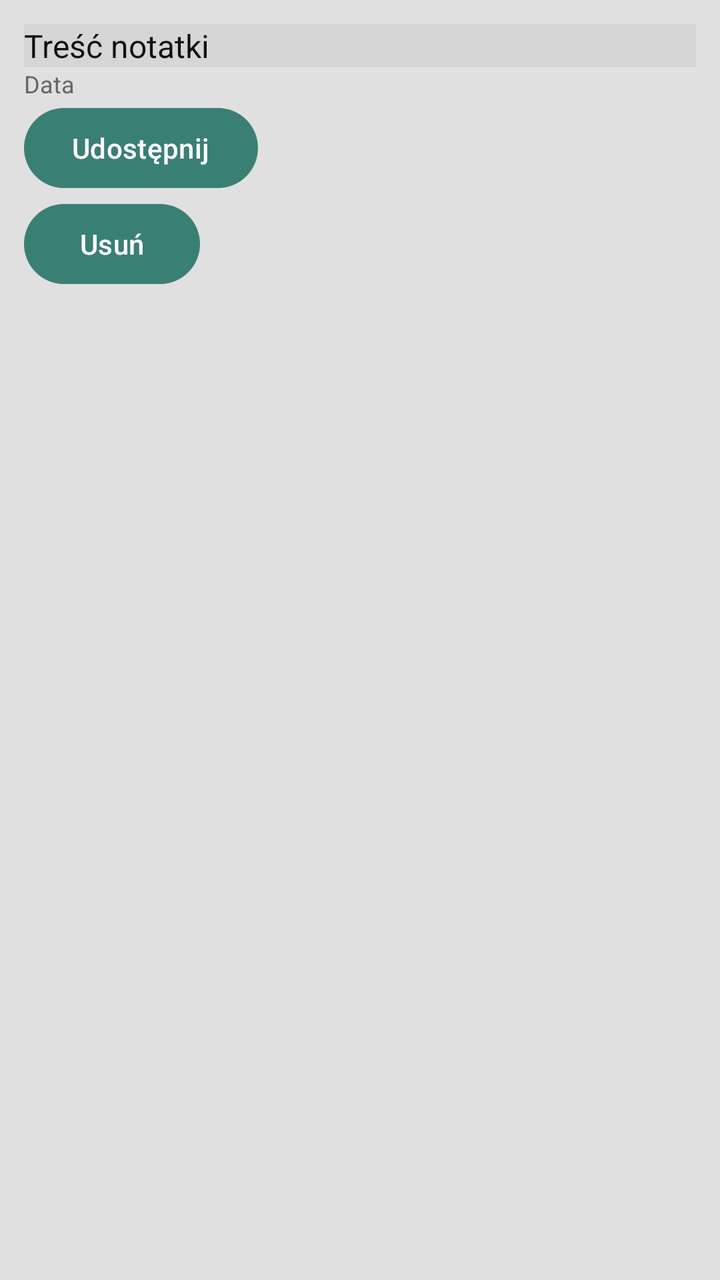
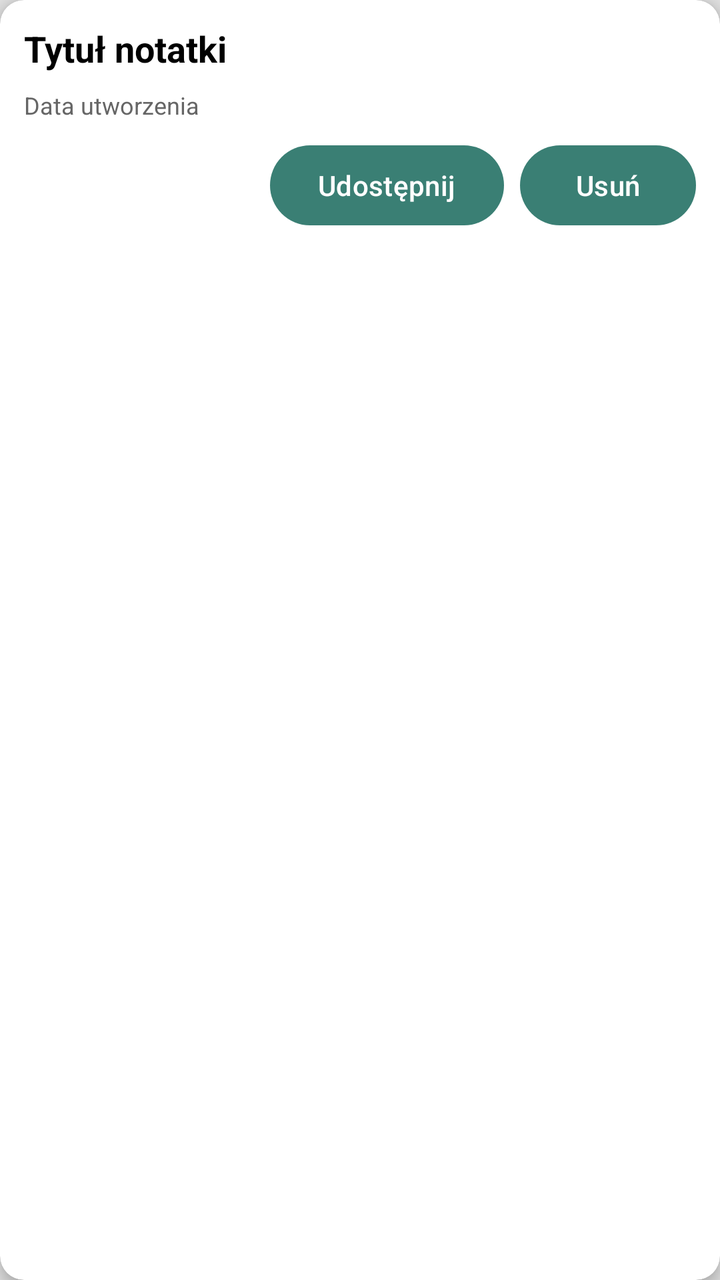

Screens rendered from an Android XML layout before and after an edit, with the pre-edit source and the edit as a unified diff.
<!-- AndroidManifest.xml: application theme Theme.GigaNotatnik -->
<!-- res/layout/item_note.xml -->
<?xml version="1.0" encoding="utf-8"?>
<LinearLayout xmlns:android="http://schemas.android.com/apk/res/android"
    android:layout_width="match_parent"
    android:layout_height="wrap_content"
    android:orientation="vertical"
    android:padding="12dp"
    android:background="?android:attr/selectableItemBackground">

    <TextView
        android:id="@+id/noteContent"
        android:layout_width="match_parent"
        android:layout_height="wrap_content"
        android:text="@string/note_content"
        android:textSize="16sp"
        android:background="?attr/colorSurface"
        android:textColor="?attr/colorOnSurface" />

    <TextView
        android:id="@+id/noteTimestamp"
        android:layout_width="match_parent"
        android:layout_height="wrap_content"
        android:text="@string/note_date"
        android:textSize="12sp"
        android:textColor="#666666" />

    <Button
        android:id="@+id/btnShareNote"
        android:layout_width="wrap_content"
        android:layout_height="wrap_content"
        android:text="@string/share_note" />

    <Button
        android:id="@+id/btnDeleteNote"
        android:layout_width="wrap_content"
        android:layout_height="wrap_content"
        android:text="@string/delete_note" />

</LinearLayout>
<!-- resources referenced by this layout -->
<resources>
  <string name="delete_note">Usuń</string>
  <string name="note_content">Treść notatki</string>
  <string name="note_date">Data</string>
  <string name="share_note">Udostępnij</string>
  <style name="Theme.GigaNotatnik" parent="Theme.Material3.Light.NoActionBar">
          <item name="android:windowBackground">@color/background_light</item>
          <item name="colorPrimary">@color/primary_light</item>
          <item name="colorSecondary">@color/primary_teal_light</item>
          <item name="colorOnPrimary">@color/text_on_button_light</item>
          <item name="colorSurface">@color/surface_light</item>
          <item name="colorOnSurface">@color/text_primary_light</item>
      </style>
  <color name="background_light">#E0E0E0</color>
  <color name="primary_light">#3A7F74</color>
  <color name="primary_teal_light">#2F6F63</color>
  <color name="text_on_button_light">#FFFFFF</color>
  <color name="surface_light">#D6D6D6</color>
  <color name="text_primary_light">#111111</color>
</resources>

<!-- the commit's change to res/layout/item_note.xml (unified diff, before → after) -->
@@ -1,38 +1,59 @@
 <?xml version="1.0" encoding="utf-8"?>
-<LinearLayout xmlns:android="http://schemas.android.com/apk/res/android"
+<androidx.cardview.widget.CardView xmlns:android="http://schemas.android.com/apk/res/android"
+    xmlns:card_view="http://schemas.android.com/apk/res-auto"
     android:layout_width="match_parent"
     android:layout_height="wrap_content"
-    android:orientation="vertical"
-    android:padding="12dp"
-    android:background="?android:attr/selectableItemBackground">
+    android:layout_margin="8dp"
+    card_view:cardCornerRadius="12dp"
+    card_view:cardElevation="4dp"
+    android:clickable="true"
+    android:foreground="?android:attr/selectableItemBackground">
 
-    <TextView
-        android:id="@+id/noteContent"
+    <LinearLayout
         android:layout_width="match_parent"
         android:layout_height="wrap_content"
-        android:text="@string/note_content"
-        android:textSize="16sp"
-        android:background="?attr/colorSurface"
-        android:textColor="?attr/colorOnSurface" />
+        android:orientation="vertical"
+        android:padding="12dp">
 
-    <TextView
-        android:id="@+id/noteTimestamp"
-        android:layout_width="match_parent"
-        android:layout_height="wrap_content"
-        android:text="@string/note_date"
-        android:textSize="12sp"
-        android:textColor="#666666" />
+        <TextView
+            android:id="@+id/noteTitle"
+            android:layout_width="match_parent"
+            android:layout_height="wrap_content"
+            android:text="Tytuł notatki"
+            android:textSize="18sp"
+            android:textStyle="bold"
+            android:textColor="@android:color/black"
+            android:layout_marginBottom="8dp"/>
 
-    <Button
-        android:id="@+id/btnShareNote"
-        android:layout_width="wrap_content"
-        android:layout_height="wrap_content"
-        android:text="@string/share_note" />
 
-    <Button
-        android:id="@+id/btnDeleteNote"
-        android:layout_width="wrap_content"
-        android:layout_height="wrap_content"
-        android:text="@string/delete_note" />
+        <TextView
+            android:id="@+id/noteTimestamp"
+            android:layout_width="match_parent"
+            android:layout_height="wrap_content"
+            android:text="Data utworzenia"
+            android:textSize="12sp"
+            android:textColor="#666666"
+            android:layout_marginBottom="8dp" />
 
-</LinearLayout>
+        <LinearLayout
+            android:layout_width="match_parent"
+            android:layout_height="wrap_content"
+            android:orientation="horizontal"
+            android:gravity="end">
+
+            <Button
+                android:id="@+id/btnShareNote"
+                android:layout_width="wrap_content"
+                android:layout_height="wrap_content"
+                android:text="Udostępnij" />
+
+            <Button
+                android:id="@+id/btnDeleteNote"
+                android:layout_width="wrap_content"
+                android:layout_height="wrap_content"
+                android:text="Usuń"
+                android:layout_marginStart="8dp" />
+        </LinearLayout>
+
+    </LinearLayout>
+</androidx.cardview.widget.CardView>
<!-- resource entries referenced after the edit -->
@@ -1,9 +1,5 @@
 <!-- resources referenced by this layout -->
 <resources>
-  <string name="delete_note">Usuń</string>
-  <string name="note_content">Treść notatki</string>
-  <string name="note_date">Data</string>
-  <string name="share_note">Udostępnij</string>
   <style name="Theme.GigaNotatnik" parent="Theme.Material3.Light.NoActionBar">
           <item name="android:windowBackground">@color/background_light</item>
           <item name="colorPrimary">@color/primary_light</item>
